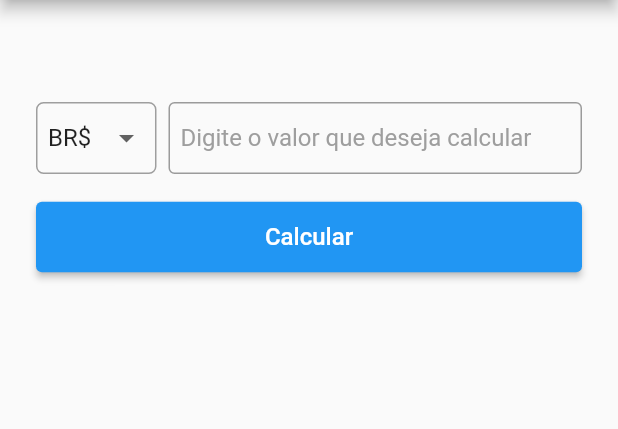
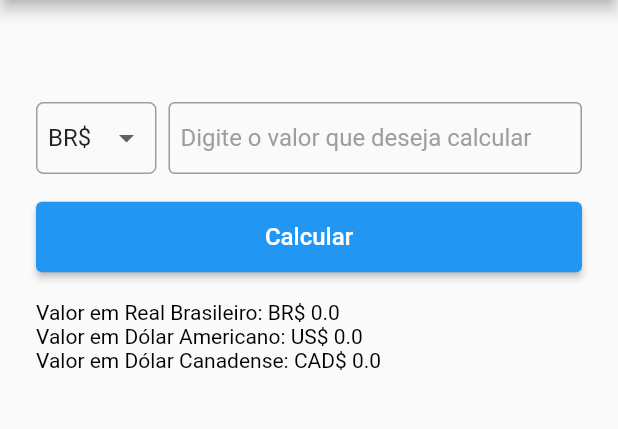
Before and after one commit to Louisii/trip_wallet, a Flutter app: the screen it shows after launch, after a tap on "Calcular", on a phone screen of 412 x 824 dp, the part 84-513 px from its top. Run offline on Flutter 3.47's test engine with Material 2 defaults, Android fonts, the phone set to English and light mode, and no system bars; our stand-ins replace shared_preferences.

Commit message:
calcular valores!

```diff
--- /dev/null
+++ b/lib/convert.dart
@@ -0,0 +1,68 @@
+import 'package:trip_wallet/preferencias_manager.dart';
+
+class Conversor {
+  String moedaDeEntrada;
+  double valorDeEntrada;
+
+  Conversor(this.moedaDeEntrada, this.valorDeEntrada);
+
+  double valorBR = 0.0;
+  double valorUS = 0.0;
+  double valorCAD = 0.0;
+
+  double cotacaoUS = 0;
+  double cotacaoCAD = 0;
+  double taxaUS = 0;
+  double taxaCAD = 0;
+  double iof = 0;
+
+  final PreferencesManager _preferencesManager = PreferencesManager();
+
+  Future<void> _loadPreferences() async {
+    final preferences = await _preferencesManager.loadPreferences();
+
+    cotacaoUS = preferences['cotacaoUS'] ?? cotacaoUS;
+    cotacaoCAD = preferences['cotacaoCAD'] ?? cotacaoCAD;
+    taxaUS = preferences['taxaUS'] ?? taxaUS;
+    taxaCAD = preferences['taxaCAD'] ?? taxaCAD;
+    iof = preferences['iof'] ?? iof;
+  }
+
+  Future<Map<String, double>> converter() async {
+    await _loadPreferences();
+
+    switch (moedaDeEntrada) {
+      case 'BR\$':
+        {
+          valorBR = valorDeEntrada;
+          valorUS = valorDeEntrada / cotacaoUS;
+          valorCAD = valorDeEntrada / cotacaoCAD;
+        }
+        break;
+      case 'US\$':
+        {
+          valorBR =
+              (valorDeEntrada * cotacaoUS) * (1 + taxaUS / 100) * (1 + iof / 100);
+          valorUS = valorDeEntrada;
+          valorCAD = valorDeEntrada * cotacaoUS / cotacaoCAD;
+        }
+        break;
+      case 'CAD\$':
+        {
+          valorBR =
+              (valorDeEntrada * cotacaoCAD) * (1 + taxaCAD / 100) * (1 + iof / 100);
+          valorCAD = valorDeEntrada;
+          valorUS = valorDeEntrada * cotacaoCAD / cotacaoUS;
+        }
+        break;
+    }
+
+    final valores = {
+      'BR\$': valorBR,
+      'US\$': valorUS,
+      'CAD\$': valorCAD,
+    };
+
+    return valores;
+  }
+}
--- a/lib/home_page.dart
+++ b/lib/home_screen.dart
@@ -1,4 +1,5 @@
 import 'package:flutter/material.dart';
+import 'package:trip_wallet/convert.dart';
 import 'package:trip_wallet/settings_screen.dart';
 
 class MyHomePage extends StatefulWidget {
@@ -12,7 +13,21 @@ class MyHomePage extends StatefulWidget {
 
 class _MyHomePageState extends State<MyHomePage> {
   String selectedMoeda = 'BR\$';
+
   List<String> moedas = ['BR\$', 'US\$', 'CAD\$'];
+
+  TextEditingController valorController = TextEditingController();
+
+  double valorBR = 0.0;
+  double valorUS = 0.0;
+  double valorCAD = 0.0;
+
+  @override
+  void initState() {
+    super.initState();
+    valorController = TextEditingController();
+  }
+
   @override
   Widget build(BuildContext context) {
     return Scaffold(
@@ -71,9 +86,11 @@ class _MyHomePageState extends State<MyHomePage> {
                     ),
                   ),
                   const SizedBox(width: 8.0),
-                  const Expanded(
+                  Expanded(
                     child: TextField(
-                      decoration: InputDecoration(
+                      controller: valorController,
+                      keyboardType: TextInputType.number,
+                      decoration: const InputDecoration(
                         hintText: 'Digite o valor que deseja calcular',
                         hintStyle: TextStyle(color: Colors.grey),
                         contentPadding:
@@ -89,7 +106,21 @@ class _MyHomePageState extends State<MyHomePage> {
                 children: [
                   Expanded(
                     child: ElevatedButton(
-                      onPressed: () {},
+                      onPressed: () {
+                        double valorDeEntrada =
+                            double.tryParse(valorController.text) ?? 0.0;
+                        Conversor converter =
+                            Conversor(selectedMoeda, valorDeEntrada);
+                        converter
+                            .converter()
+                            .then((Map<String, double> valoresConvertidos) {
+                          setState(() {
+                            valorBR = valoresConvertidos['BR\$']!;
+                            valorUS = valoresConvertidos['US\$']!;
+                            valorCAD = valoresConvertidos['CAD\$']!;
+                          });
+                        });
+                      },
                       child: Padding(
                         padding: const EdgeInsets.all(14.0),
                         child: Text(
@@ -102,8 +133,13 @@ class _MyHomePageState extends State<MyHomePage> {
                       ),
                     ),
                   ),
+                  // Exibindo os valores nas três moedas
                 ],
-              )
+              ),
+              const SizedBox(height: 18.0),
+              Text('Valor em Real Brasileiro: BR\$ $valorBR'),
+              Text('Valor em Dólar Americano: US\$ $valorUS'),
+              Text('Valor em Dólar Canadense: CAD\$ $valorCAD'),
             ],
           ),
         ),
--- a/lib/main.dart
+++ b/lib/main.dart
@@ -1,5 +1,5 @@
 import 'package:flutter/material.dart';
-import 'package:trip_wallet/home_page.dart';
+import 'package:trip_wallet/home_screen.dart';
 
 void main() {
   runApp(const MyApp());
```
